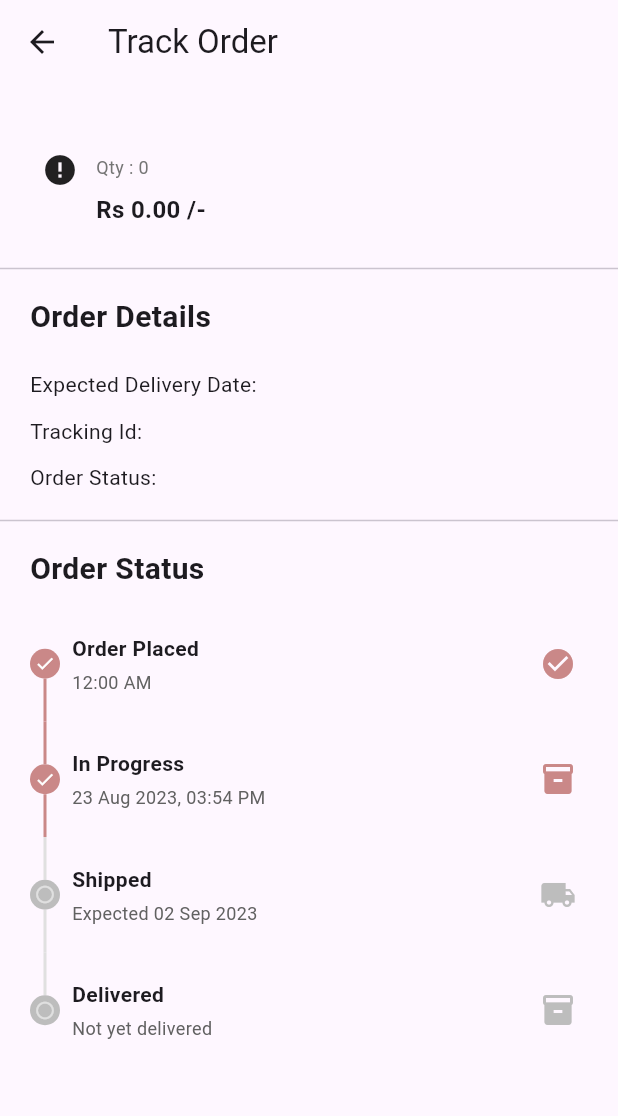
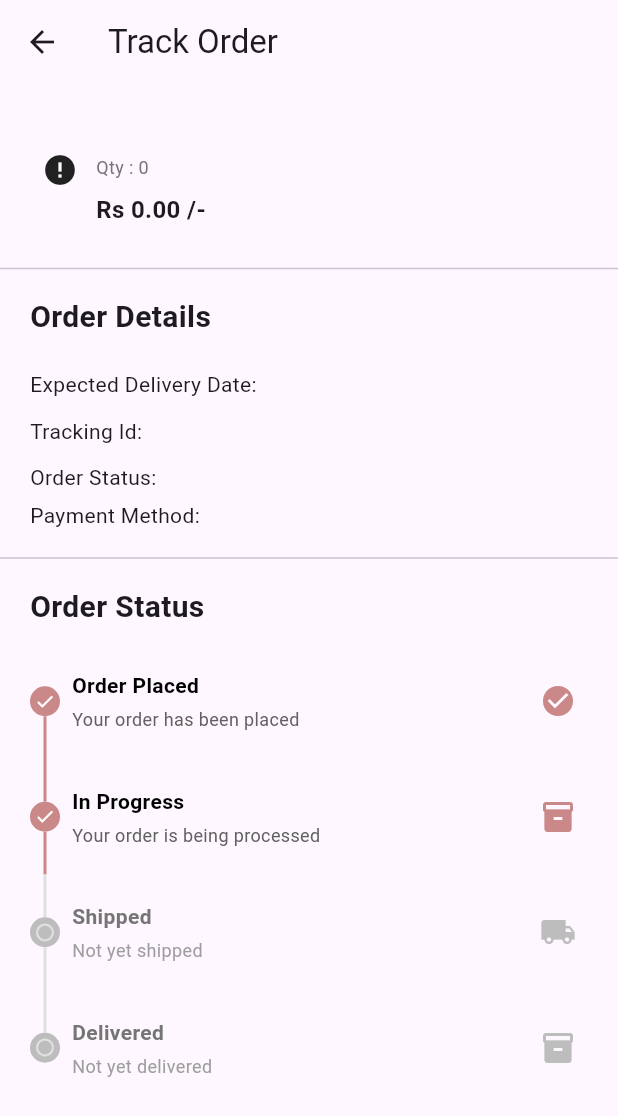
Before and after one commit to Muskan-7867/omeg-baraar-app, a Flutter app: the OrderTrack screen opened directly with empty values, on a phone screen of 412 x 824 dp. Shown: the top 1116 px of the screen. Run offline on Flutter 3.47's test engine with Material 3 defaults, Android fonts, the phone set to English and light mode, and no system bars; drawn by our look-alikes of timeline_tile; our stand-ins replace flutter_slidable, flutter_svg, shared_preferences, shimmer; missing offline and left inert: razorpay_flutter; accounts and stored records are empty; network calls fail.

Commit message:
add paymentmethod property

```diff
--- a/lib/screens/profile/myorders/widgets/orders_tab_bar.dart
+++ b/lib/screens/profile/myorders/widgets/orders_tab_bar.dart
@@ -103,7 +103,7 @@ class _OrderTapBarState extends State<OrderTapBar>
    final expectedDeliveryDate = order['expectedDeliveryDate'] != null
     ? DateTime.parse(order['expectedDeliveryDate'].toString()).toLocal().toString().split(' ')[0]
     : '';
-
+      final paymentMethod = order['paymentMethod']?.toString() ?? 'N/A';
         // Get first product ID for preview
         String? firstProductId;
         dynamic productDetails;
@@ -128,6 +128,7 @@ class _OrderTapBarState extends State<OrderTapBar>
           quantity: itemCount,
           price: price,
           expectedDeliveryDate: expectedDeliveryDate,
+          paymentMethod: paymentMethod,
         );
       },
     );
--- a/lib/screens/profile/myorders/widgets/single_order_card.dart
+++ b/lib/screens/profile/myorders/widgets/single_order_card.dart
@@ -10,6 +10,7 @@ class OrderProductCard extends StatelessWidget {
   final int quantity;
   final double price;
   final  String expectedDeliveryDate;
+  final String paymentMethod;
 
   const OrderProductCard({
     super.key,
@@ -20,6 +21,8 @@ class OrderProductCard extends StatelessWidget {
     required this.quantity,
     required this.price,
     required this.expectedDeliveryDate,
+    required this.paymentMethod,
+
   });
 
   @override
@@ -92,6 +95,7 @@ class OrderProductCard extends StatelessWidget {
                           quantity: quantity,
                           status: status,
                           expectedDeliveryDate: expectedDeliveryDate,
+                          paymentMethod: paymentMethod,
                         ),
                   ),
                 );
--- a/lib/screens/trackorder/order_track.dart
+++ b/lib/screens/trackorder/order_track.dart
@@ -10,6 +10,7 @@ class OrderTrack extends StatefulWidget {
   final int quantity;
   final String status;
   final String expectedDeliveryDate;
+  final String paymentMethod;
 
   const OrderTrack({
     super.key,
@@ -20,6 +21,7 @@ class OrderTrack extends StatefulWidget {
     required this.quantity,
     required this.status,
     required this.expectedDeliveryDate,
+    required this.paymentMethod,
   });
 
   @override
@@ -88,6 +90,14 @@ class _OrderTrackState extends State<OrderTrack> {
                     ),
                   ],
                 ),
+                const SizedBox(height: 4),
+                Row(
+                  mainAxisAlignment: MainAxisAlignment.spaceBetween,
+                  children: [
+                    const Text('Payment Method:'),
+                    Text(widget.paymentMethod),
+                  ],
+                ),
               ],
             ),
           ),
@@ -100,12 +110,10 @@ class _OrderTrackState extends State<OrderTrack> {
             ),
           ),
           SizedBox(
-            height: 500,
+            height: 400,
             child: Padding(
               padding: const EdgeInsets.symmetric(horizontal: 20),
-              child: OrderTimeLine(
-                // Pass status to timeline if needed
-              ),
+              child: OrderTimeLine(status: widget.status),
             ),
           ),
         ],
--- a/lib/screens/trackorder/widgets/order_timeline.dart
+++ b/lib/screens/trackorder/widgets/order_timeline.dart
@@ -3,42 +3,61 @@ import 'package:omeg_bazaar/utills/app_colour.dart';
 import 'package:timeline_tile/timeline_tile.dart';
 
 class OrderTimeLine extends StatelessWidget {
-  const OrderTimeLine({super.key});
+  final String status;
+
+  const OrderTimeLine({super.key, required this.status});
+
   @override
   Widget build(BuildContext context) {
+    // Convert status to lowercase for case-insensitive comparison
+    final currentStatus = status.toLowerCase();
+
+    // Determine which steps are completed based on current status
+    final isOrderPlacedDone = true; // Always true since order exists
+    final isInProgressDone = currentStatus != 'pending';
+    final isShippedDone =
+        currentStatus == 'shipped' || currentStatus == 'delivered';
+    final isDeliveredDone = currentStatus == 'delivered';
+
     return ListView(
       children: [
-        //buildtile is a method taht builds the timeline tile (steps) Each Tile	Shows: status icon, title, subtitle, colored line
         buildTile(
           isFirst: true,
           isLast: false,
-          isDone: true,
+          isDone: isOrderPlacedDone,
           title: "Order Placed",
-          subtitle: "12:00 AM",
+          subtitle: "Your order has been placed",
           icon: Icons.check_circle,
         ),
         buildTile(
           isFirst: false,
           isLast: false,
-          isDone: true,
+          isDone: isInProgressDone,
           title: 'In Progress',
-          subtitle: '23 Aug 2023, 03:54 PM',
+          subtitle:
+              isInProgressDone
+                  ? 'Your order is being processed'
+                  : 'Waiting to process your order',
           icon: Icons.inventory,
         ),
         buildTile(
           isFirst: false,
           isLast: false,
-          isDone: false,
+          isDone: isShippedDone,
           title: 'Shipped',
-          subtitle: 'Expected 02 Sep 2023',
+          subtitle:
+              isShippedDone ? 'Your order has been shipped' : 'Not yet shipped',
           icon: Icons.local_shipping,
         ),
         buildTile(
           isFirst: false,
           isLast: true,
-          isDone: false,
+          isDone: isDeliveredDone,
           title: 'Delivered',
-          subtitle: 'Not yet delivered',
+          subtitle:
+              isDeliveredDone
+                  ? 'Your order has been delivered'
+                  : 'Not yet delivered',
           icon: Icons.inventory_2,
         ),
       ],
@@ -78,12 +97,19 @@ class OrderTimeLine extends StatelessWidget {
                 children: [
                   Text(
                     title,
-                    style: const TextStyle(fontWeight: FontWeight.bold),
+                    style: TextStyle(
+                      fontWeight: FontWeight.bold,
+                      color: isDone ? Colors.black : Colors.grey.shade600,
+                    ),
                   ),
                   const SizedBox(height: 4),
                   Text(
                     subtitle,
-                    style: TextStyle(color: Colors.grey.shade700, fontSize: 12),
+                    style: TextStyle(
+                      color:
+                          isDone ? Colors.grey.shade700 : Colors.grey.shade500,
+                      fontSize: 12,
+                    ),
                   ),
                 ],
               ),
```
